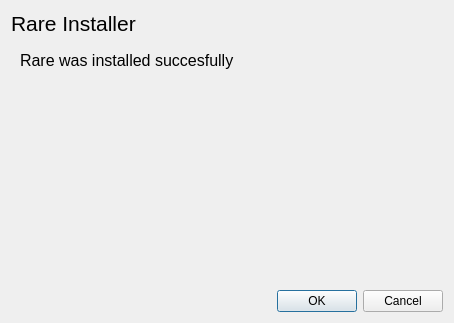
This is RareUpdater/rareupdater.ui in Dummerle/RareUpdater as Qt 5 draws it before an edit. The edited form follows.
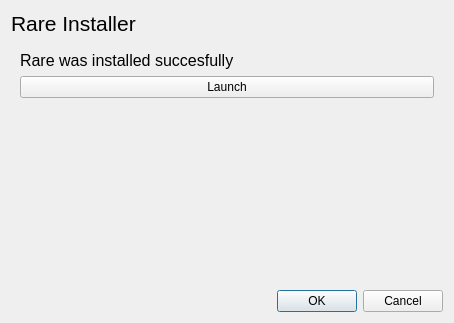
This is the edited form. The open tabs and pages were chosen to show the change.

```diff
--- a/RareUpdater/rareupdater.ui
+++ b/RareUpdater/rareupdater.ui
@@ -7,7 +7,7 @@
     <x>0</x>
     <y>0</y>
     <width>461</width>
-    <height>318</height>
+    <height>340</height>
    </rect>
   </property>
   <property name="windowTitle">
@@ -135,6 +135,26 @@
          </property>
         </widget>
        </item>
+       <item>
+        <widget class="QPushButton" name="launch_button">
+         <property name="text">
+          <string>Launch</string>
+         </property>
+        </widget>
+       </item>
+       <item>
+        <spacer name="verticalSpacer">
+         <property name="orientation">
+          <enum>Qt::Vertical</enum>
+         </property>
+         <property name="sizeHint" stdset="0">
+          <size>
+           <width>20</width>
+           <height>40</height>
+          </size>
+         </property>
+        </spacer>
+       </item>
       </layout>
      </widget>
     </widget>
```
Left out of the diff: 11 changed lines with no effect on the pictures.
